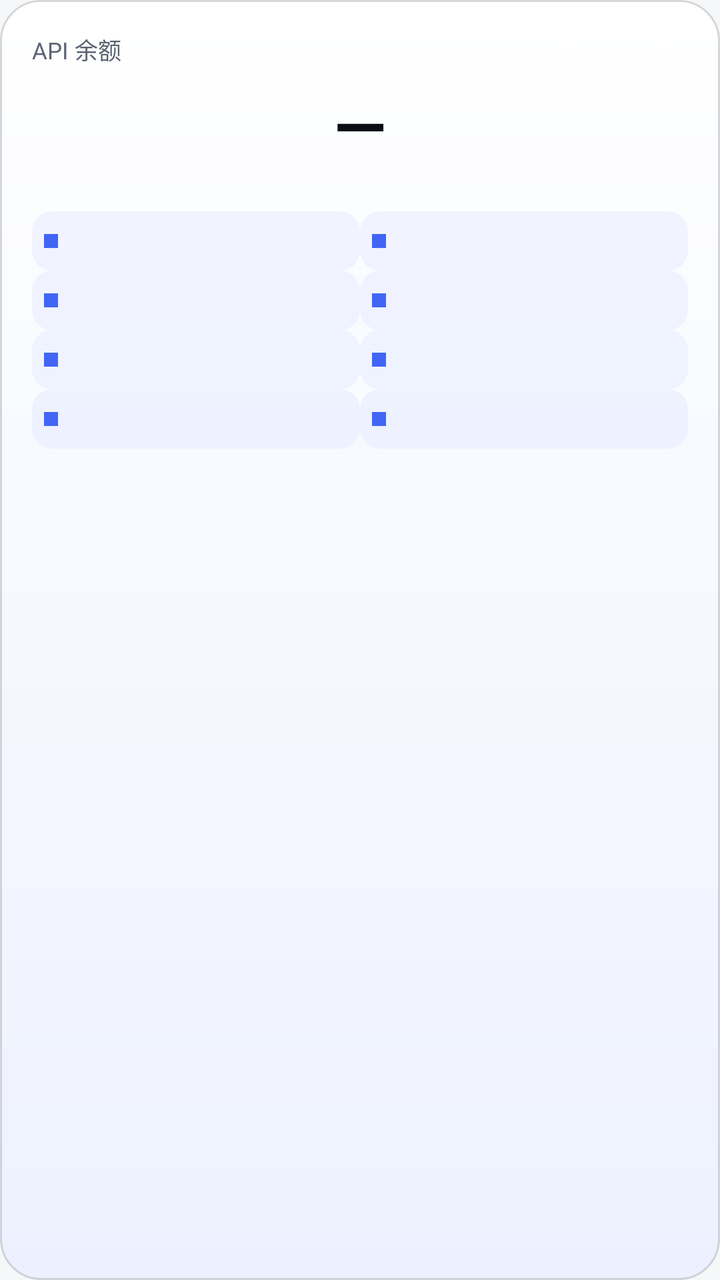
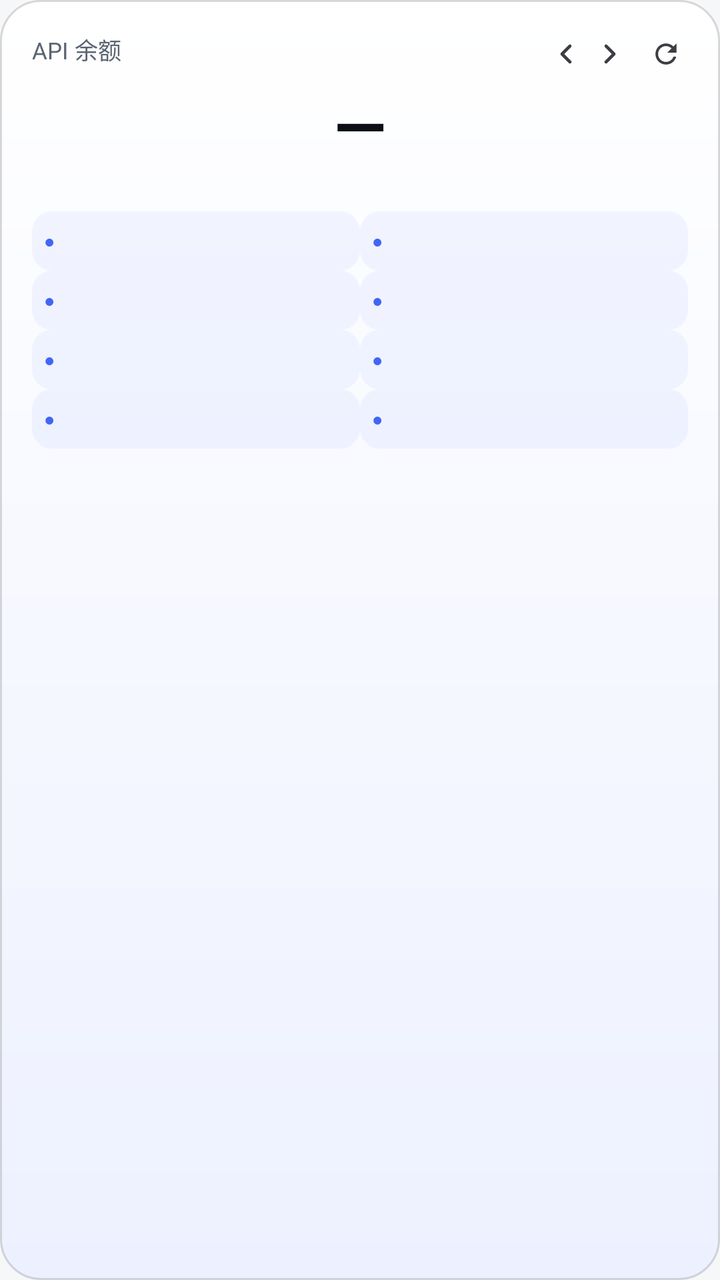

The first picture is an Android layout as it rendered before a commit; the second is the same layout after the commit. The layout source and the unified diff follow.
<!-- AndroidManifest.xml: application theme AppTheme -->
<!-- res/layout/widget_style0.xml -->
<?xml version="1.0" encoding="utf-8"?>
<FrameLayout xmlns:android="http://schemas.android.com/apk/res/android"
    android:id="@+id/w2_root"
    android:layout_width="match_parent"
    android:layout_height="match_parent"
    android:background="@drawable/wg_t0"
    android:padding="16dp">

    
    <ImageView
        android:id="@+id/w2_frost"
        android:scaleType="fitXY"
        android:visibility="gone"
        android:layout_width="match_parent"
        android:layout_height="72dp"
        android:layout_gravity="top"
        android:background="@drawable/wg_frost" />

    <LinearLayout
        android:layout_width="match_parent"
        android:layout_height="wrap_content"
        android:orientation="vertical">

        <LinearLayout
            android:layout_width="match_parent"
            android:layout_height="wrap_content"
            android:orientation="horizontal"
            android:gravity="left">

            <TextView
                android:id="@+id/w2_title"
                android:layout_width="0dp"
                android:layout_height="wrap_content"
                android:layout_weight="1"
                android:minWidth="0dp"
                android:singleLine="true"
                android:ellipsize="end"
                android:includeFontPadding="false"
                android:textColor="#FF5A6472"
                android:textSize="11.5sp"
                android:text="API 余额" />

            <TextView
                android:id="@+id/w2_page"
                android:layout_width="wrap_content"
                android:layout_height="wrap_content"
                android:layout_marginStart="4dp"
                android:minWidth="0dp"
                android:includeFontPadding="false"
                android:textColor="#FF5A6472"
                android:textSize="10.5sp" />

            <ImageView
                android:id="@+id/w2_prev"
                android:clickable="true"
                android:focusable="true"
                android:layout_width="22dp"
                android:layout_height="22dp"
                android:layout_marginStart="2dp"
                android:scaleType="fitCenter"
                android:src="@drawable/ic_chevron_left"
                android:contentDescription="上一页" />

            <ImageView
                android:id="@+id/w2_next"
                android:clickable="true"
                android:focusable="true"
                android:layout_width="22dp"
                android:layout_height="22dp"
                android:scaleType="fitCenter"
                android:src="@drawable/ic_chevron_right"
                android:contentDescription="下一页" />

            <ImageView
                android:id="@+id/w2_refresh"
                android:clickable="true"
                android:focusable="true"
                android:layout_width="22dp"
                android:layout_height="22dp"
                android:layout_marginStart="6dp"
                android:scaleType="fitCenter"
                android:src="@drawable/ic_refresh"
                android:contentDescription="刷新" />
        </LinearLayout>

        <TextView
            android:id="@+id/w2_total"
            android:layout_width="match_parent"
            android:layout_height="wrap_content"
            android:layout_marginTop="6dp"
            android:includeFontPadding="false"
            android:gravity="center"
        android:textStyle="bold"
            android:textColor="@color/ws0_tx"
            android:textSize="34sp"
            android:text="—" />

        <TextView
            android:id="@+id/w2_sub"
            android:layout_width="match_parent"
            android:layout_height="wrap_content"
            android:layout_marginTop="2dp"
            android:includeFontPadding="false"
            android:singleLine="true"
            android:ellipsize="end"
            android:gravity="center"
            android:textColor="@color/ws0_tx3"
            android:textSize="10sp" />

        <LinearLayout
            android:layout_width="match_parent"
            android:layout_height="0dp"
            android:layout_weight="1"
            android:layout_marginTop="8dp"
            android:orientation="vertical">

            <LinearLayout
                android:id="@+id/w2_row1"
                android:layout_width="match_parent"
                android:layout_height="wrap_content"
                android:orientation="horizontal"
                android:gravity="center_vertical">


                <LinearLayout
                    android:id="@+id/w2_slot1"
                    android:layout_width="0dp"
                    android:layout_height="wrap_content"
                    android:layout_weight="1"
                    android:orientation="horizontal"
                    android:gravity="center_vertical"
                    android:padding="6dp"
                    android:background="@drawable/wslot_pill">

                    <TextView
                        android:id="@+id/w2_dot1"
                        android:layout_width="7dp"
                        android:layout_height="7dp"
                        android:layout_marginEnd="7dp"
                        android:background="@color/ws0_accent" />

                    <TextView
                        android:id="@+id/w2_name1"
                        android:layout_width="0dp"
                        android:layout_height="wrap_content"
                        android:layout_weight="1"
                        android:minWidth="0dp"
                        android:singleLine="true"
                        android:ellipsize="end"
                        android:includeFontPadding="false"
                        android:textColor="@color/ws0_tx2"
                        android:textSize="11.5sp" />

                    <TextView
                        android:id="@+id/w2_val1"
                        android:layout_width="wrap_content"
                        android:layout_height="wrap_content"
                        android:includeFontPadding="false"
                    android:textStyle="bold"
                        android:textColor="@color/ws0_tx"
                        android:textSize="15sp" />
                </LinearLayout>

                <LinearLayout
                    android:id="@+id/w2_slot2"
                    android:layout_width="0dp"
                    android:layout_height="wrap_content"
                    android:layout_weight="1"
                    android:orientation="horizontal"
                    android:gravity="center_vertical"
                    android:padding="6dp"
                    android:background="@drawable/wslot_pill">

                    <TextView
                        android:id="@+id/w2_dot2"
                        android:layout_width="7dp"
                        android:layout_height="7dp"
                        android:layout_marginEnd="7dp"
                        android:background="@color/ws0_accent" />

                    <TextView
                        android:id="@+id/w2_name2"
                        android:layout_width="0dp"
                        android:layout_height="wrap_content"
                        android:layout_weight="1"
                        android:minWidth="0dp"
                        android:singleLine="true"
                        android:ellipsize="end"
                        android:includeFontPadding="false"
                        android:textColor="@color/ws0_tx2"
                        android:textSize="11.5sp" />

                    <TextView
                        android:id="@+id/w2_val2"
                        android:layout_width="wrap_content"
                        android:layout_height="wrap_content"
                        android:includeFontPadding="false"
                    android:textStyle="bold"
                        android:textColor="@color/ws0_tx"
                        android:textSize="15sp" />
                </LinearLayout>
            </LinearLayout>

            <TextView
                android:id="@+id/w2_div1"
                android:layout_width="match_parent"
                android:layout_height="0dp"
                android:visibility="gone" />

            <LinearLayout
                android:id="@+id/w2_row2"
                android:layout_width="match_parent"
                android:layout_height="wrap_content"
                android:orientation="horizontal"
                android:gravity="center_vertical">


                <LinearLayout
                    android:id="@+id/w2_slot3"
                    android:layout_width="0dp"
                    android:layout_height="wrap_content"
                    android:layout_weight="1"
                    android:orientation="horizontal"
                    android:gravity="center_vertical"
                    android:padding="6dp"
                    android:background="@drawable/wslot_pill">

                    <TextView
                        android:id="@+id/w2_dot3"
                        android:layout_width="7dp"
                        android:layout_height="7dp"
                        android:layout_marginEnd="7dp"
                        android:background="@color/ws0_accent" />

                    <TextView
                        android:id="@+id/w2_name3"
                        android:layout_width="0dp"
                        android:layout_height="wrap_content"
                        android:layout_weight="1"
                        android:minWidth="0dp"
                        android:singleLine="true"
                        android:ellipsize="end"
                        android:includeFontPadding="false"
                        android:textColor="@color/ws0_tx2"
                        android:textSize="11.5sp" />

                    <TextView
                        android:id="@+id/w2_val3"
                        android:layout_width="wrap_content"
                        android:layout_height="wrap_content"
                        android:includeFontPadding="false"
                    android:textStyle="bold"
                        android:textColor="@color/ws0_tx"
                        android:textSize="15sp" />
                </LinearLayout>

                <LinearLayout
                    android:id="@+id/w2_slot4"
                    android:layout_width="0dp"
                    android:layout_height="wrap_content"
                    android:layout_weight="1"
                    android:orientation="horizontal"
                    android:gravity="center_vertical"
                    android:padding="6dp"
                    android:background="@drawable/wslot_pill">

                    <TextView
                        android:id="@+id/w2_dot4"
                        android:layout_width="7dp"
                        android:layout_height="7dp"
                        android:layout_marginEnd="7dp"
                        android:background="@color/ws0_accent" />

                    <TextView
                        android:id="@+id/w2_name4"
                        android:layout_width="0dp"
                        android:layout_height="wrap_content"
                        android:layout_weight="1"
                        android:minWidth="0dp"
                        android:singleLine="true"
                        android:ellipsize="end"
                        android:includeFontPadding="false"
                        android:textColor="@color/ws0_tx2"
                        android:textSize="11.5sp" />

                    <TextView
                        android:id="@+id/w2_val4"
                        android:layout_width="wrap_content"
                        android:layout_height="wrap_content"
                        android:includeFontPadding="false"
                    android:textStyle="bold"
                        android:textColor="@color/ws0_tx"
                        android:textSize="15sp" />
                </LinearLayout>
            </LinearLayout>

            <TextView
                android:id="@+id/w2_div2"
                android:layout_width="match_parent"
                android:layout_height="0dp"
                android:visibility="gone" />

            <LinearLayout
                android:id="@+id/w2_row3"
                android:layout_width="match_parent"
                android:layout_height="wrap_content"
                android:orientation="horizontal"
                android:gravity="center_vertical">


                <LinearLayout
                    android:id="@+id/w2_slot5"
                    android:layout_width="0dp"
                    android:layout_height="wrap_content"
                    android:layout_weight="1"
                    android:orientation="horizontal"
                    android:gravity="center_vertical"
                    android:padding="6dp"
                    android:background="@drawable/wslot_pill">

                    <TextView
                        android:id="@+id/w2_dot5"
                        android:layout_width="7dp"
                        android:layout_height="7dp"
                        android:layout_marginEnd="7dp"
                        android:background="@color/ws0_accent" />

                    <TextView
                        android:id="@+id/w2_name5"
                        android:layout_width="0dp"
                        android:layout_height="wrap_content"
                        android:layout_weight="1"
                        android:minWidth="0dp"
                        android:singleLine="true"
                        android:ellipsize="end"
                        android:includeFontPadding="false"
                        android:textColor="@color/ws0_tx2"
                        android:textSize="11.5sp" />

                    <TextView
                        android:id="@+id/w2_val5"
                        android:layout_width="wrap_content"
                        android:layout_height="wrap_content"
                        android:includeFontPadding="false"
                    android:textStyle="bold"
                        android:textColor="@color/ws0_tx"
                        android:textSize="15sp" />
                </LinearLayout>

                <LinearLayout
                    android:id="@+id/w2_slot6"
                    android:layout_width="0dp"
                    android:layout_height="wrap_content"
                    android:layout_weight="1"
                    android:orientation="horizontal"
                    android:gravity="center_vertical"
                    android:padding="6dp"
                    android:background="@drawable/wslot_pill">

                    <TextView
                        android:id="@+id/w2_dot6"
                        android:layout_width="7dp"
                        android:layout_height="7dp"
                        android:layout_marginEnd="7dp"
                        android:background="@color/ws0_accent" />

                    <TextView
                        android:id="@+id/w2_name6"
                        android:layout_width="0dp"
                        android:layout_height="wrap_content"
                        android:layout_weight="1"
                        android:minWidth="0dp"
                        android:singleLine="true"
                        android:ellipsize="end"
                        android:includeFontPadding="false"
                        android:textColor="@color/ws0_tx2"
                        android:textSize="11.5sp" />

                    <TextView
                        android:id="@+id/w2_val6"
                        android:layout_width="wrap_content"
                        android:layout_height="wrap_content"
                        android:includeFontPadding="false"
                    android:textStyle="bold"
                        android:textColor="@color/ws0_tx"
                        android:textSize="15sp" />
                </LinearLayout>
            </LinearLayout>

            <TextView
                android:id="@+id/w2_div3"
                android:layout_width="match_parent"
                android:layout_height="0dp"
                android:visibility="gone" />

            <LinearLayout
                android:id="@+id/w2_row4"
                android:layout_width="match_parent"
                android:layout_height="wrap_content"
                android:orientation="horizontal"
                android:gravity="center_vertical">


                <LinearLayout
                    android:id="@+id/w2_slot7"
                    android:layout_width="0dp"
                    android:layout_height="wrap_content"
                    android:layout_weight="1"
                    android:orientation="horizontal"
                    android:gravity="center_vertical"
                    android:padding="6dp"
                    android:background="@drawable/wslot_pill">

                    <TextView
                        android:id="@+id/w2_dot7"
                        android:layout_width="7dp"
                        android:layout_height="7dp"
                        android:layout_marginEnd="7dp"
                        android:background="@color/ws0_accent" />

                    <TextView
                        android:id="@+id/w2_name7"
                        android:layout_width="0dp"
                        android:layout_height="wrap_content"
                        android:layout_weight="1"
                        android:minWidth="0dp"
                        android:singleLine="true"
                        android:ellipsize="end"
                        android:includeFontPadding="false"
                        android:textColor="@color/ws0_tx2"
                        android:textSize="11.5sp" />

                    <TextView
                        android:id="@+id/w2_val7"
                        android:layout_width="wrap_content"
                        android:layout_height="wrap_content"
                        android:includeFontPadding="false"
                    android:textStyle="bold"
                        android:textColor="@color/ws0_tx"
                        android:textSize="15sp" />
                </LinearLayout>

                <LinearLayout
                    android:id="@+id/w2_slot8"
                    android:layout_width="0dp"
                    android:layout_height="wrap_content"
                    android:layout_weight="1"
                    android:orientation="horizontal"
                    android:gravity="center_vertical"
                    android:padding="6dp"
                    android:background="@drawable/wslot_pill">

                    <TextView
                        android:id="@+id/w2_dot8"
                        android:layout_width="7dp"
                        android:layout_height="7dp"
                        android:layout_marginEnd="7dp"
                        android:background="@color/ws0_accent" />

                    <TextView
                        android:id="@+id/w2_name8"
                        android:layout_width="0dp"
                        android:layout_height="wrap_content"
                        android:layout_weight="1"
                        android:minWidth="0dp"
                        android:singleLine="true"
                        android:ellipsize="end"
                        android:includeFontPadding="false"
                        android:textColor="@color/ws0_tx2"
                        android:textSize="11.5sp" />

                    <TextView
                        android:id="@+id/w2_val8"
                        android:layout_width="wrap_content"
                        android:layout_height="wrap_content"
                        android:includeFontPadding="false"
                    android:textStyle="bold"
                        android:textColor="@color/ws0_tx"
                        android:textSize="15sp" />
                </LinearLayout>
            </LinearLayout>
        </LinearLayout>

    </LinearLayout>
</FrameLayout>
<!-- resources referenced by this layout -->
<resources>
  <color name="ws0_accent">#FF4166F5</color>
  <color name="ws0_tx">#FF0B0E14</color>
  <color name="ws0_tx2">#FF5A6472</color>
  <color name="ws0_tx3">#FF7A8492</color>
  <!-- drawable ic_chevron_left (drawable) -->
  <?xml version="1.0" encoding="utf-8"?>
  <vector xmlns:android="http://schemas.android.com/apk/res/android"
      android:width="24dp"
      android:height="24dp"
      android:viewportWidth="24"
      android:viewportHeight="24">
  
      <group
          android:pivotX="12"
          android:pivotY="12"
          android:scaleX="0.72"
          android:scaleY="0.72">
  
          <path
              android:pathData="M15,6 L9,12 L15,18"
              android:strokeColor="#FFFFFF"
              android:strokeWidth="2.4"
              android:strokeLineCap="round"
              android:strokeLineJoin="round"
              android:fillColor="#00000000" />
      </group>
  </vector>
  <!-- drawable ic_chevron_right (drawable) -->
  <?xml version="1.0" encoding="utf-8"?>
  <vector xmlns:android="http://schemas.android.com/apk/res/android"
      android:width="24dp"
      android:height="24dp"
      android:viewportWidth="24"
      android:viewportHeight="24">
  
      <group
          android:pivotX="12"
          android:pivotY="12"
          android:scaleX="0.72"
          android:scaleY="0.72">
  
          <path
              android:pathData="M9,6 L15,12 L9,18"
              android:strokeColor="#FFFFFF"
              android:strokeWidth="2.4"
              android:strokeLineCap="round"
              android:strokeLineJoin="round"
              android:fillColor="#00000000" />
      </group>
  </vector>
  <!-- drawable ic_refresh (drawable) -->
  <?xml version="1.0" encoding="utf-8"?>
  <vector xmlns:android="http://schemas.android.com/apk/res/android"
      android:width="24dp"
      android:height="24dp"
      android:viewportWidth="24"
      android:viewportHeight="24">
  
      <group
          android:pivotX="12"
          android:pivotY="12"
          android:scaleX="0.72"
          android:scaleY="0.72">
  
          <path
              android:fillColor="#FFFFFF"
              android:pathData="M17.65,6.35C16.2,4.9 14.21,4 12,4c-4.42,0 -7.99,3.58 -8,8s3.57,8 8,8c3.73,0 6.84,-2.55 7.73,-6h-2.08c-0.82,2.33 -3.04,4 -5.65,4 -3.31,0 -6,-2.69 -6,-6s2.69,-6 6,-6c1.66,0 3.14,0.69 4.22,1.78L13,11h7V4l-2.35,2.35z" />
      </group>
  </vector>
  <!-- drawable wslot_pill (drawable) -->
  <?xml version="1.0" encoding="utf-8"?>
  <shape xmlns:android="http://schemas.android.com/apk/res/android" android:shape="rectangle">
      <solid android:color="#0F4166F5" />
      <corners android:radius="10dp" />
  </shape>
  <!-- drawable seg_bg (drawable) -->
  <?xml version="1.0" encoding="utf-8"?>
  <shape xmlns:android="http://schemas.android.com/apk/res/android"
      android:shape="rectangle">
      <corners android:radius="14dp" />
      <solid android:color="?attr/c_neu_surface" />
      <stroke android:width="1dp" android:color="?attr/c_neu_dark" />
  </shape>
  <!-- drawable input_aurora (drawable) -->
  <?xml version="1.0" encoding="utf-8"?>
  <shape xmlns:android="http://schemas.android.com/apk/res/android"
      android:shape="rectangle">
      <corners android:radius="12dp" />
      <solid android:color="?attr/c_input" />
      <stroke android:width="1dp" android:color="?attr/c_line" />
  </shape>
  <!-- drawable seg_sel (drawable) -->
  <?xml version="1.0" encoding="utf-8"?>
  <shape xmlns:android="http://schemas.android.com/apk/res/android"
      android:shape="rectangle">
      <corners android:radius="10dp" />
      <solid android:color="?attr/c_accent_soft" />
  </shape>
  <style name="DialogAnim">
          <item name="android:windowEnterAnimation">@anim/dialog_in</item>
          <item name="android:windowExitAnimation">@anim/dialog_out</item>
      </style>
  <!-- unchanged entries left out for length: 7 -->
</resources>

<!-- the commit's change to res/layout/widget_style0.xml (unified diff, before → after) -->
@@ -10,7 +10,6 @@
     <ImageView
         android:id="@+id/w2_frost"
         android:scaleType="fitXY"
-        android:visibility="gone"
         android:layout_width="match_parent"
         android:layout_height="72dp"
         android:layout_gravity="top"
@@ -26,7 +25,6 @@
             android:layout_height="wrap_content"
             android:orientation="horizontal"
             android:gravity="left">
-
             <TextView
                 android:id="@+id/w2_title"
                 android:layout_width="0dp"
@@ -58,7 +56,7 @@
                 android:layout_height="22dp"
                 android:layout_marginStart="2dp"
                 android:scaleType="fitCenter"
-                android:src="@drawable/ic_chevron_left"
+                android:src="@drawable/ic_chevron_left_dark"
                 android:contentDescription="上一页" />
 
             <ImageView
@@ -68,7 +66,7 @@
                 android:layout_width="22dp"
                 android:layout_height="22dp"
                 android:scaleType="fitCenter"
-                android:src="@drawable/ic_chevron_right"
+                android:src="@drawable/ic_chevron_right_dark"
                 android:contentDescription="下一页" />
 
             <ImageView
@@ -79,7 +77,7 @@
                 android:layout_height="22dp"
                 android:layout_marginStart="6dp"
                 android:scaleType="fitCenter"
-                android:src="@drawable/ic_refresh"
+                android:src="@drawable/ic_refresh_dark"
                 android:contentDescription="刷新" />
         </LinearLayout>
 
@@ -134,10 +132,13 @@
 
                     <TextView
                         android:id="@+id/w2_dot1"
-                        android:layout_width="7dp"
-                        android:layout_height="7dp"
-                        android:layout_marginEnd="7dp"
-                        android:background="@color/ws0_accent" />
+                        android:layout_width="wrap_content"
+                        android:layout_height="wrap_content"
+                        android:layout_marginEnd="7dp"
+                        android:includeFontPadding="false"
+                        android:text="●"
+                        android:textSize="9sp"
+                        android:textColor="@color/ws0_accent" />
 
                     <TextView
                         android:id="@+id/w2_name1"
@@ -173,10 +174,13 @@
 
                     <TextView
                         android:id="@+id/w2_dot2"
-                        android:layout_width="7dp"
-                        android:layout_height="7dp"
-                        android:layout_marginEnd="7dp"
-                        android:background="@color/ws0_accent" />
+                        android:layout_width="wrap_content"
+                        android:layout_height="wrap_content"
+                        android:layout_marginEnd="7dp"
+                        android:includeFontPadding="false"
+                        android:text="●"
+                        android:textSize="9sp"
+                        android:textColor="@color/ws0_accent" />
 
                     <TextView
                         android:id="@+id/w2_name2"
@@ -227,10 +231,13 @@
 
                     <TextView
                         android:id="@+id/w2_dot3"
-                        android:layout_width="7dp"
-                        android:layout_height="7dp"
-                        android:layout_marginEnd="7dp"
-                        android:background="@color/ws0_accent" />
+                        android:layout_width="wrap_content"
+                        android:layout_height="wrap_content"
+                        android:layout_marginEnd="7dp"
+                        android:includeFontPadding="false"
+                        android:text="●"
+                        android:textSize="9sp"
+                        android:textColor="@color/ws0_accent" />
 
                     <TextView
                         android:id="@+id/w2_name3"
@@ -266,10 +273,13 @@
 
                     <TextView
                         android:id="@+id/w2_dot4"
-                        android:layout_width="7dp"
-                        android:layout_height="7dp"
-                        android:layout_marginEnd="7dp"
-                        android:background="@color/ws0_accent" />
+                        android:layout_width="wrap_content"
+                        android:layout_height="wrap_content"
+                        android:layout_marginEnd="7dp"
+                        android:includeFontPadding="false"
+                        android:text="●"
+                        android:textSize="9sp"
+                        android:textColor="@color/ws0_accent" />
 
                     <TextView
                         android:id="@+id/w2_name4"
@@ -320,10 +330,13 @@
 
                     <TextView
                         android:id="@+id/w2_dot5"
-                        android:layout_width="7dp"
-                        android:layout_height="7dp"
-                        android:layout_marginEnd="7dp"
-                        android:background="@color/ws0_accent" />
+                        android:layout_width="wrap_content"
+                        android:layout_height="wrap_content"
+                        android:layout_marginEnd="7dp"
+                        android:includeFontPadding="false"
+                        android:text="●"
+                        android:textSize="9sp"
+                        android:textColor="@color/ws0_accent" />
 
                     <TextView
                         android:id="@+id/w2_name5"
@@ -359,10 +372,13 @@
 
                     <TextView
                         android:id="@+id/w2_dot6"
-                        android:layout_width="7dp"
-                        android:layout_height="7dp"
-                        android:layout_marginEnd="7dp"
-                        android:background="@color/ws0_accent" />
+                        android:layout_width="wrap_content"
+                        android:layout_height="wrap_content"
+                        android:layout_marginEnd="7dp"
+                        android:includeFontPadding="false"
+                        android:text="●"
+                        android:textSize="9sp"
+                        android:textColor="@color/ws0_accent" />
 
                     <TextView
                         android:id="@+id/w2_name6"
@@ -413,10 +429,13 @@
 
                     <TextView
                         android:id="@+id/w2_dot7"
-                        android:layout_width="7dp"
-                        android:layout_height="7dp"
-                        android:layout_marginEnd="7dp"
-                        android:background="@color/ws0_accent" />
+                        android:layout_width="wrap_content"
+                        android:layout_height="wrap_content"
+                        android:layout_marginEnd="7dp"
+                        android:includeFontPadding="false"
+                        android:text="●"
+                        android:textSize="9sp"
+                        android:textColor="@color/ws0_accent" />
 
                     <TextView
                         android:id="@+id/w2_name7"
@@ -452,10 +471,13 @@
 
                     <TextView
                         android:id="@+id/w2_dot8"
-                        android:layout_width="7dp"
-                        android:layout_height="7dp"
-                        android:layout_marginEnd="7dp"
-                        android:background="@color/ws0_accent" />
+                        android:layout_width="wrap_content"
+                        android:layout_height="wrap_content"
+                        android:layout_marginEnd="7dp"
+                        android:includeFontPadding="false"
+                        android:text="●"
+                        android:textSize="9sp"
+                        android:textColor="@color/ws0_accent" />
 
                     <TextView
                         android:id="@+id/w2_name8"
<!-- resource entries referenced after the edit -->
@@ -4,7 +4,7 @@
   <color name="ws0_tx">#FF0B0E14</color>
   <color name="ws0_tx2">#FF5A6472</color>
   <color name="ws0_tx3">#FF7A8492</color>
-  <!-- drawable ic_chevron_left (drawable) -->
+  <!-- drawable ic_chevron_left_dark (drawable) -->
   <?xml version="1.0" encoding="utf-8"?>
   <vector xmlns:android="http://schemas.android.com/apk/res/android"
       android:width="24dp"
@@ -20,14 +20,14 @@
   
           <path
               android:pathData="M15,6 L9,12 L15,18"
-              android:strokeColor="#FFFFFF"
+              android:strokeColor="#FF3C3C43"
               android:strokeWidth="2.4"
               android:strokeLineCap="round"
               android:strokeLineJoin="round"
               android:fillColor="#00000000" />
       </group>
   </vector>
-  <!-- drawable ic_chevron_right (drawable) -->
+  <!-- drawable ic_chevron_right_dark (drawable) -->
   <?xml version="1.0" encoding="utf-8"?>
   <vector xmlns:android="http://schemas.android.com/apk/res/android"
       android:width="24dp"
@@ -43,14 +43,14 @@
   
           <path
               android:pathData="M9,6 L15,12 L9,18"
-              android:strokeColor="#FFFFFF"
+              android:strokeColor="#FF3C3C43"
               android:strokeWidth="2.4"
               android:strokeLineCap="round"
               android:strokeLineJoin="round"
               android:fillColor="#00000000" />
       </group>
   </vector>
-  <!-- drawable ic_refresh (drawable) -->
+  <!-- drawable ic_refresh_dark (drawable) -->
   <?xml version="1.0" encoding="utf-8"?>
   <vector xmlns:android="http://schemas.android.com/apk/res/android"
       android:width="24dp"
@@ -65,7 +65,7 @@
           android:scaleY="0.72">
   
           <path
-              android:fillColor="#FFFFFF"
+              android:fillColor="#FF3C3C43"
               android:pathData="M17.65,6.35C16.2,4.9 14.21,4 12,4c-4.42,0 -7.99,3.58 -8,8s3.57,8 8,8c3.73,0 6.84,-2.55 7.73,-6h-2.08c-0.82,2.33 -3.04,4 -5.65,4 -3.31,0 -6,-2.69 -6,-6s2.69,-6 6,-6c1.66,0 3.14,0.69 4.22,1.78L13,11h7V4l-2.35,2.35z" />
       </group>
   </vector>
